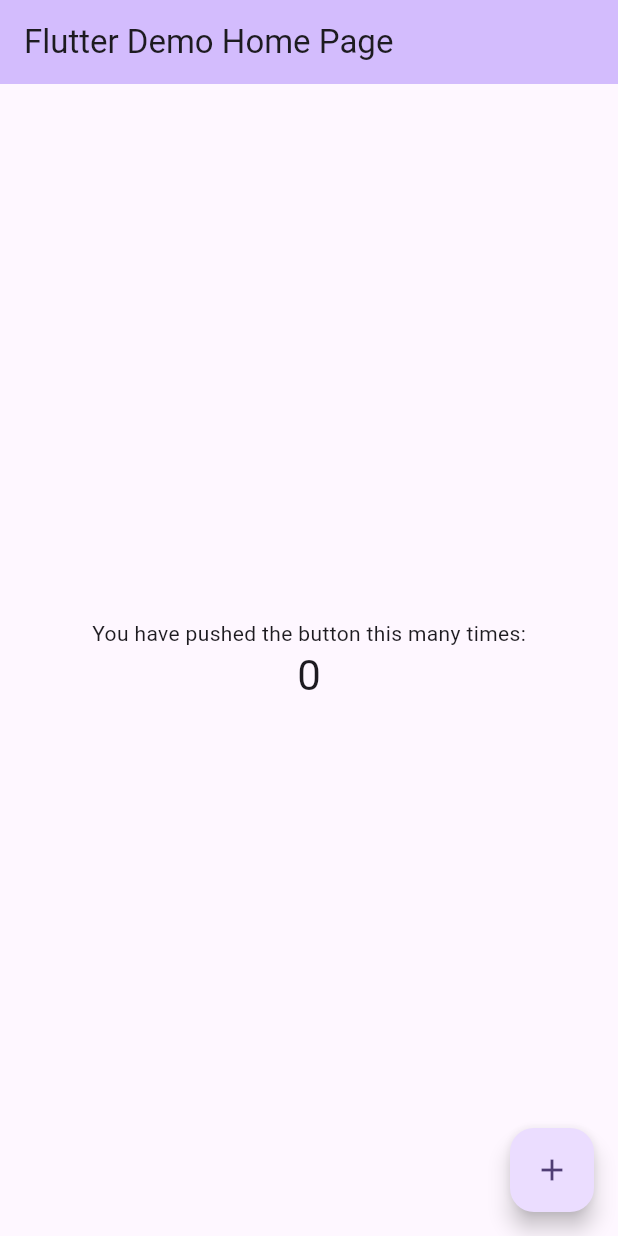
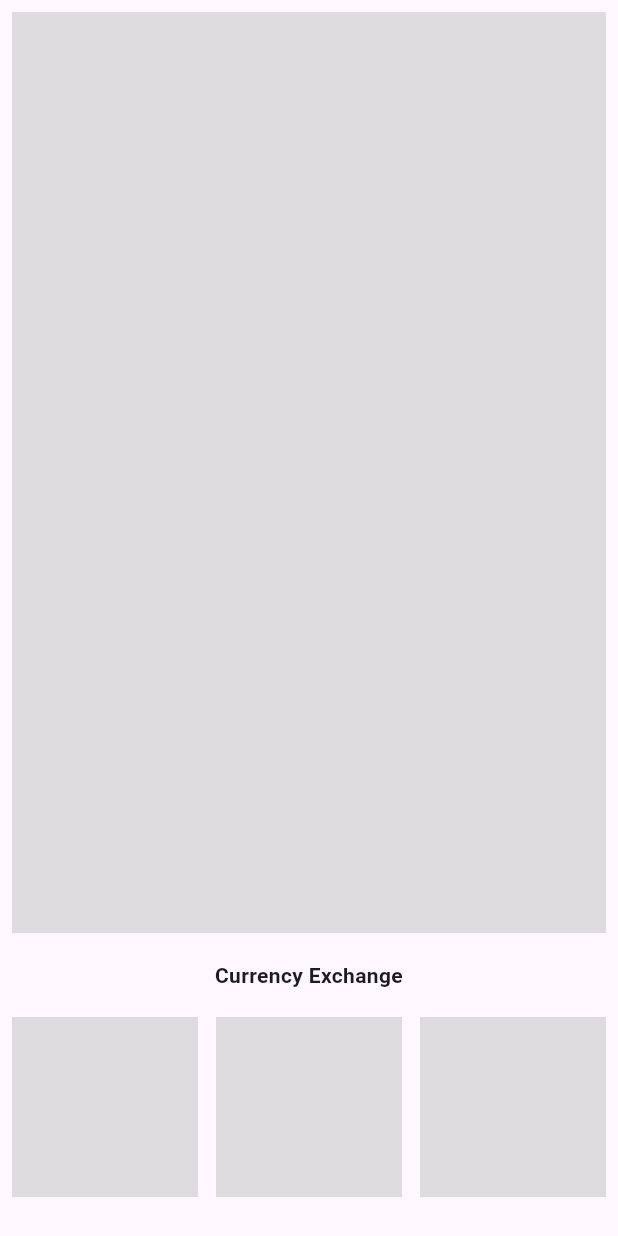
Before and after one commit to eedu7/crypto_coin_ticker, a Flutter app: the screen it shows after launch, on a phone screen of 412 x 824 dp. Run offline on Flutter 3.47's test engine with Material 3 defaults, Android fonts, the phone set to English and light mode, and no system bars.

Commit message:
feat(ui): replace Flutter counter app with CryptoCoinTicker layout
- Removed default Flutter counter example
- Added CryptoCoinTicker app entry point
- Wrapped Home widget in SafeArea
- Built new UI layout with:
  - Expanded container for chart/graph placeholder
  - Title "Currency Exchange"
  - Row of three containers for currency cards
- Disabled debug banner in MaterialApp

```diff
--- a/lib/main.dart
+++ b/lib/main.dart
@@ -1,122 +1,57 @@
 import 'package:flutter/material.dart';
 
 void main() {
-  runApp(const MyApp());
+  runApp(CryptoCoinTicker());
 }
 
-class MyApp extends StatelessWidget {
-  const MyApp({super.key});
+class CryptoCoinTicker extends StatelessWidget {
+  const CryptoCoinTicker({super.key});
 
-  // This widget is the root of your application.
   @override
   Widget build(BuildContext context) {
     return MaterialApp(
-      title: 'Flutter Demo',
-      theme: ThemeData(
-        // This is the theme of your application.
-        //
-        // TRY THIS: Try running your application with "flutter run". You'll see
-        // the application has a purple toolbar. Then, without quitting the app,
-        // try changing the seedColor in the colorScheme below to Colors.green
-        // and then invoke "hot reload" (save your changes or press the "hot
-        // reload" button in a Flutter-supported IDE, or press "r" if you used
-        // the command line to start the app).
-        //
-        // Notice that the counter didn't reset back to zero; the application
-        // state is not lost during the reload. To reset the state, use hot
-        // restart instead.
-        //
-        // This works for code too, not just values: Most code changes can be
-        // tested with just a hot reload.
-        colorScheme: ColorScheme.fromSeed(seedColor: Colors.deepPurple),
-      ),
-      home: const MyHomePage(title: 'Flutter Demo Home Page'),
+      home: SafeArea(child: Home()),
+      debugShowCheckedModeBanner: false,
     );
   }
 }
 
-class MyHomePage extends StatefulWidget {
-  const MyHomePage({super.key, required this.title});
-
-  // This widget is the home page of your application. It is stateful, meaning
-  // that it has a State object (defined below) that contains fields that affect
-  // how it looks.
-
-  // This class is the configuration for the state. It holds the values (in this
-  // case the title) provided by the parent (in this case the App widget) and
-  // used by the build method of the State. Fields in a Widget subclass are
-  // always marked "final".
-
-  final String title;
-
-  @override
-  State<MyHomePage> createState() => _MyHomePageState();
-}
-
-class _MyHomePageState extends State<MyHomePage> {
-  int _counter = 0;
-
-  void _incrementCounter() {
-    setState(() {
-      // This call to setState tells the Flutter framework that something has
-      // changed in this State, which causes it to rerun the build method below
-      // so that the display can reflect the updated values. If we changed
-      // _counter without calling setState(), then the build method would not be
-      // called again, and so nothing would appear to happen.
-      _counter++;
-    });
-  }
+class Home extends StatelessWidget {
+  const Home({super.key});
 
   @override
   Widget build(BuildContext context) {
-    // This method is rerun every time setState is called, for instance as done
-    // by the _incrementCounter method above.
-    //
-    // The Flutter framework has been optimized to make rerunning build methods
-    // fast, so that you can just rebuild anything that needs updating rather
-    // than having to individually change instances of widgets.
     return Scaffold(
-      appBar: AppBar(
-        // TRY THIS: Try changing the color here to a specific color (to
-        // Colors.amber, perhaps?) and trigger a hot reload to see the AppBar
-        // change color while the other colors stay the same.
-        backgroundColor: Theme.of(context).colorScheme.inversePrimary,
-        // Here we take the value from the MyHomePage object that was created by
-        // the App.build method, and use it to set our appbar title.
-        title: Text(widget.title),
-      ),
-      body: Center(
-        // Center is a layout widget. It takes a single child and positions it
-        // in the middle of the parent.
+      body: Padding(
+        padding: EdgeInsetsGeometry.all(8.0),
         child: Column(
-          // Column is also a layout widget. It takes a list of children and
-          // arranges them vertically. By default, it sizes itself to fit its
-          // children horizontally, and tries to be as tall as its parent.
-          //
-          // Column has various properties to control how it sizes itself and
-          // how it positions its children. Here we use mainAxisAlignment to
-          // center the children vertically; the main axis here is the vertical
-          // axis because Columns are vertical (the cross axis would be
-          // horizontal).
-          //
-          // TRY THIS: Invoke "debug painting" (choose the "Toggle Debug Paint"
-          // action in the IDE, or press "p" in the console), to see the
-          // wireframe for each widget.
-          mainAxisAlignment: MainAxisAlignment.center,
+          spacing: 18.0,
           children: <Widget>[
-            const Text('You have pushed the button this many times:'),
+            Expanded(child: Container(color: Colors.black12)),
             Text(
-              '$_counter',
-              style: Theme.of(context).textTheme.headlineMedium,
+              "Currency Exchange",
+              textAlign: TextAlign.center,
+              style: TextStyle(fontWeight: FontWeight.bold),
             ),
+            Row(
+              mainAxisAlignment: MainAxisAlignment.spaceBetween,
+              spacing: 12.0,
+              children: <Widget>[
+                Expanded(
+                  child: Container(height: 120.0, color: Colors.black12),
+                ),
+                Expanded(
+                  child: Container(height: 120.0, color: Colors.black12),
+                ),
+                Expanded(
+                  child: Container(height: 120.0, color: Colors.black12),
+                ),
+              ],
+            ),
+            SizedBox(),
           ],
         ),
       ),
-      floatingActionButton: FloatingActionButton(
-        onPressed: _incrementCounter,
-        tooltip: 'Increment',
-        child: const Icon(Icons.add),
-      ), // This trailing comma makes auto-formatting nicer for build methods.
     );
   }
 }
```
